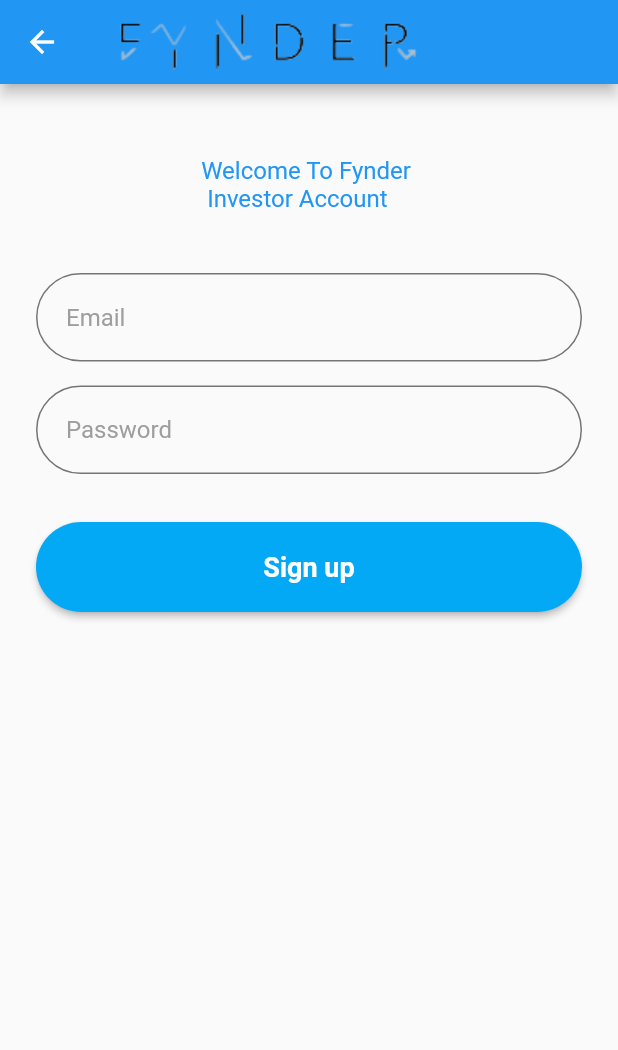
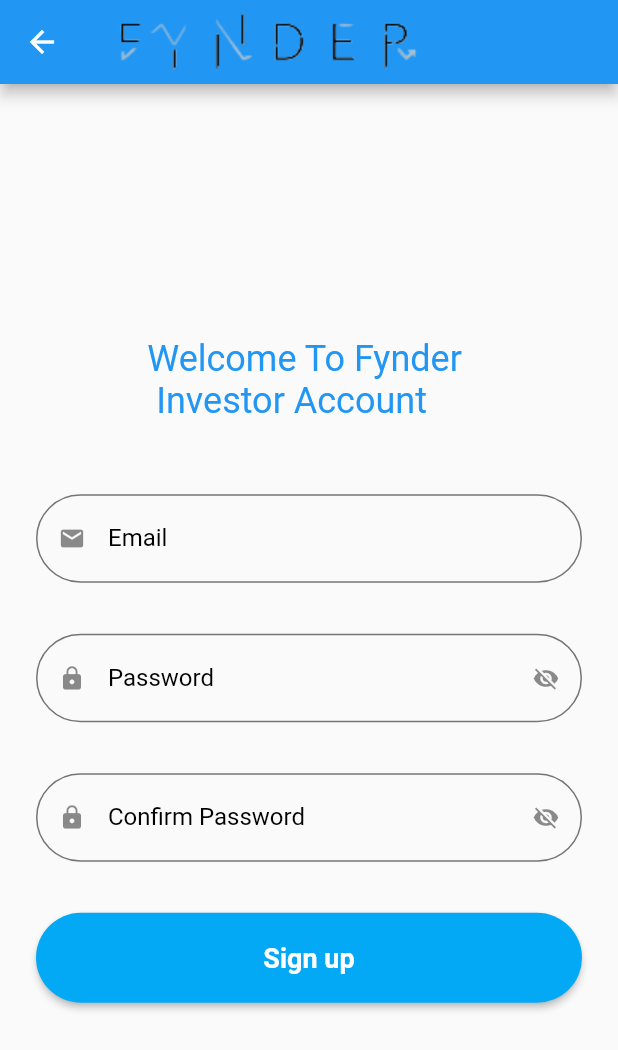
Before and after one commit to Hala-Kaisi/Fynder, a Flutter app: the InvestorEmailSignUp screen opened directly, on a phone screen of 412 x 824 dp. Shown: the top 1050 px of the screen. Run offline on Flutter 3.47's test engine with Material 2 defaults, Android fonts, the phone set to English and light mode, and no system bars; our stand-ins replace cloud_firestore, emoji_picker_flutter, firebase_auth, firebase_core, firebase_storage, flutter_keyboard_visibility and 1 more; missing offline and left inert: swipable_stack; accounts and stored records are empty.

Commit message:
changed design of investor sign up to match start-up sign-up

```diff
--- a/lib/sign_up_screens/investor_email_sign_up.dart
+++ b/lib/sign_up_screens/investor_email_sign_up.dart
@@ -5,6 +5,7 @@
 import 'package:fynder/services/fire_auth.dart';
 import 'package:fynder/services/validator.dart';
 import 'package:fynder/sign_up_screens/investor_email_verification_page.dart';
+import 'package:fynder/sign_up_screens/startup_email_verification_page.dart';
 
 class InvestorEmailSignUp extends StatefulWidget {
   const InvestorEmailSignUp({Key? key}) : super(key: key);
@@ -18,13 +19,17 @@
 
   final TextEditingController txtEmail = TextEditingController();
   final TextEditingController txtPassword = TextEditingController();
+  final TextEditingController txtConfirmPassword = TextEditingController();
 
   final _focusEmail = FocusNode();
   final _focusPassword = FocusNode();
+  final _focusConfirmPassword = FocusNode();
 
   final double fontSize = 18;
 
   bool _isProcessing = false;
+  bool _hidePassword = true;
+  bool _hideconfirmPassword = true;
 
   @override
   Widget build(BuildContext context) {
@@ -32,14 +37,14 @@
       onTap: () {
         _focusEmail.unfocus();
         _focusPassword.unfocus();
+        _focusConfirmPassword.unfocus();
       },
       child: Scaffold(
         appBar: AppBar(
-          title: Image.asset('assets/FynderApplicationLogo.png',
-              fit: BoxFit.cover),
+          title: Image.asset(
+              'assets/FynderApplicationLogo.png', fit: BoxFit.cover),
         ),
-        body: Padding(
-          padding: const EdgeInsets.all(24.0),
+        body: Center(
           child: SingleChildScrollView(
             child: Column(
               children: [
@@ -48,51 +53,82 @@
                   child: Text(
                     'Welcome To Fynder \n Investor Account',
                     style: TextStyle(
-                      fontSize: 16,
+                      fontSize: 24,
                       color: Colors.blue,
                     ),
                   ),
                 ),
-                Form(
+                Padding(
+                  padding: const EdgeInsets.only(
+                    left: 24,
+                    right: 24,
+                    top: 24,
+                    bottom: 10,
+                  ),
+                  child: Form(
                       key: _registerFormKey,
                       child: Column(
                         children: <Widget>[
-                        SizedBox(height: 16.0),
                           TextFormField(
                             controller: txtEmail,
                             focusNode: _focusEmail,
-                          validator: (value) => Validator.validateEmail(
+                            validator: (value) =>
+                                Validator.validateEmail(
                                   email: value!,
                                 ),
                             decoration: InputDecoration(
-                            hintText: "Email",
-                            errorBorder: UnderlineInputBorder(
-                              borderRadius: BorderRadius.circular(6.0),
-                              borderSide: BorderSide(
-                                color: Colors.red,
+                              prefixIcon: Icon(Icons.mail),
+                              labelText: 'Email',
+                              helperText: '',
+                              hintText: 'Email',
+                            ),
+                          ),
+                          SizedBox(height: 12.0),
+                          TextFormField(
+                            controller: txtPassword,
+                            focusNode: _focusPassword,
+                            obscureText: _hidePassword,
+                            validator: (value) =>
+                                Validator.validatePassword(
+                                  password: value!,
+                                ),
+                            decoration: InputDecoration(
+                              prefixIcon: Icon(Icons.lock),
+                              labelText: 'Password',
+                              helperText: '',
+                              hintText: 'Password',
+                              suffixIcon: InkWell(
+                                onTap: _passwordView,
+                                child: _hidePassword ? Icon(
+                                    Icons.visibility_off) : Icon(
+                                    Icons.visibility),
                               ),
                             ),
                           ),
-                        ),
-                        SizedBox(height: 16.0),
+                          SizedBox(height: 12.0),
                           TextFormField(
-                          controller: txtPassword,
-                          focusNode: _focusPassword,
-                          obscureText: true,
-                          validator: (value) => Validator.validatePassword(
-                            password: value!,
-                          ),
+                            controller: txtConfirmPassword,
+                            focusNode: _focusConfirmPassword,
+                            obscureText: _hideconfirmPassword,
+                            validator: (value) =>
+                                Validator.validateConfirmPassword(
+                                    confirmPassword: value!,
+                                    Password: txtPassword.text),
                             decoration: InputDecoration(
-                            hintText: "Password",
-                            errorBorder: UnderlineInputBorder(
-                              borderRadius: BorderRadius.circular(6.0),
-                              borderSide: BorderSide(
-                                color: Colors.red,
+                              prefixIcon: Icon(Icons.lock),
+                              labelText: 'Confirm Password',
+                              helperText: '',
+                              hintText: 'Confirm Password',
+                              suffixIcon: InkWell(
+
+                                onTap: _confirmPasswordView,
+                                child: _hideconfirmPassword ? Icon(
+                                    Icons.visibility_off) : Icon(
+                                    Icons.visibility),
                               ),
                             ),
                           ),
-                        ),
-                        SizedBox(height: 32.0),
+                          SizedBox(height: 12.0),
                           _isProcessing
                               ? CircularProgressIndicator()
                               : Row(
@@ -100,15 +136,14 @@
                               Expanded(
                                 child: ElevatedButton(
                                   onPressed: () async {
+                                    if (_registerFormKey.currentState!
+                                        .validate()) {
                                       setState(() {
                                         _isProcessing = true;
                                       });
-
-                                        if (_registerFormKey.currentState!
-                                            .validate()) {
                                       User? user = await FireAuth
                                           .registerUsingEmailPassword(
-                                            name: 'investor',
+                                        name: 'investor'
                                         email: txtEmail.text,
                                         password: txtPassword.text,
                                       );
@@ -122,8 +157,7 @@
                                             .pushAndRemoveUntil(
                                           MaterialPageRoute(
                                             builder: (context) =>
-                                                    InvestorEmailVerification(
-                                                        user: user),
+                                                InvestorEmailVerification(user: user),
                                           ),
                                           ModalRoute.withName('/'),
                                         );
@@ -131,18 +165,14 @@
                                     }
                                   },
                                   child: Text(
-                                        'Sign up',
-                                        style: TextStyle(
-                                            color: Colors.white,
-                                            fontWeight: FontWeight.w600,
-                                            fontSize: 18),
-                                      ),
+                                    'Sign up',),
                                 ),
                               ),
                             ],
                           ),
                         ],
                       )),
+                ),
               ],
             ),
           ),
@@ -150,4 +180,16 @@
       ),
     );
   }
+
+  void _passwordView() {
+    setState(() {
+      _hidePassword = !_hidePassword;
+    });
   }
+
+  void _confirmPasswordView() {
+    setState(() {
+      _hideconfirmPassword = !_hideconfirmPassword;
+    });
+  }
+}
```
Also changed, not shown: pubspec.lock. Lines whose indentation alone changed are shown as unchanged.
